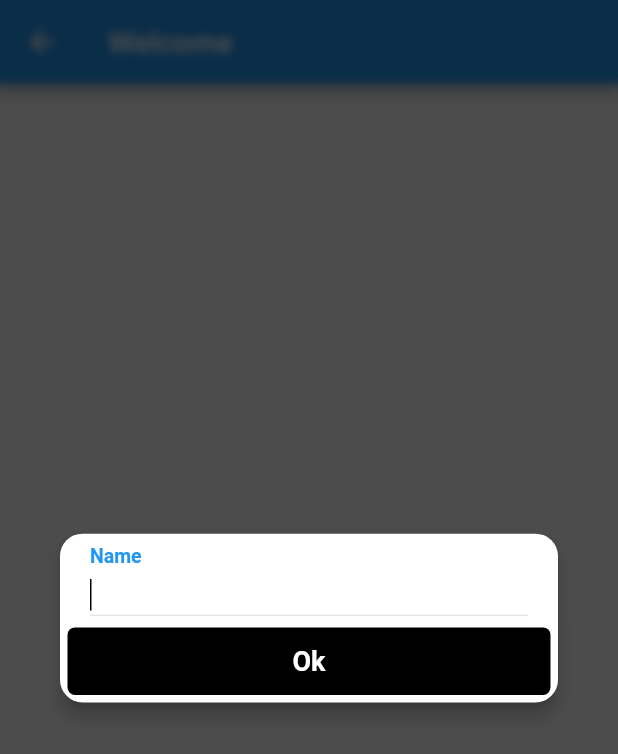
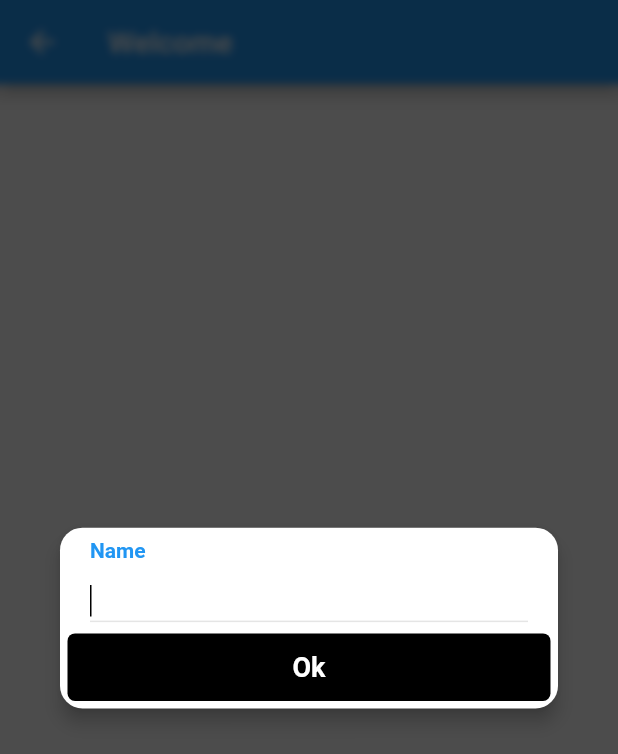
Before and after one commit to johnebere58/dialogpack, a Flutter app: the SampleWidgetInputTest screen opened directly, after a tap on "Click Me", on a phone screen of 412 x 824 dp. Shown: the top 754 px of the screen. Run offline on Flutter 3.47's test engine with Material 2 defaults, Android fonts, the phone set to English and light mode, and no system bars; our stand-ins replace get_it; missing offline and left inert: gif.

Commit message:
bug fixes

```diff
--- a/lib/src/dialogs/input_dialog.dart
+++ b/lib/src/dialogs/input_dialog.dart
@@ -149,7 +149,8 @@ class InputDialogState extends State<InputDialog> {
                         crossAxisAlignment: CrossAxisAlignment.start,
                         mainAxisSize: MainAxisSize.min,
                         children: <Widget>[
-                          InputTextField(textController: textController, inputDialogStyle: inputDialogStyle, inputItem: inputItem,
+                          InputTextField(textController: textController,
+                            inputDialogStyle: inputDialogStyle, inputItem: inputItem,
                           marginTop: itemSpacing/2,),
                           inputDialogStyle.inputDesign!=InputDesign.normal
                               ? Container()
--- a/lib/src/models/input_item.dart
+++ b/lib/src/models/input_item.dart
@@ -17,6 +17,8 @@ class InputItem {
   final int maxLine;
   final double? textBoxHeight;
   final double fontSize;
+  final double titleSize;
+  final double titleSpacing;
   final TextInputAction textInputAction;
   final TextCapitalization textCapitalization;
 
@@ -27,6 +29,8 @@ class InputItem {
     this.textInputAction= TextInputAction.next,
   this.textCapitalization = TextCapitalization.sentences,
     this.fontSize=18,
+    this.titleSize=14,
+    this.titleSpacing=15,
     this.textColor,this.message=""
            });
 
--- a/lib/src/utils/widgets/input_text_field.dart
+++ b/lib/src/utils/widgets/input_text_field.dart
@@ -74,6 +74,8 @@ class InputTextFieldState extends State<InputTextField> {
     int? maxLength = inputItem.maxLength;
     double? textBoxHeight = inputItem.textBoxHeight;
     double fontSize = inputItem.fontSize;
+    double titleSize = inputItem.titleSize;
+    double titleSpacing = inputItem.titleSpacing;
     // bool allowEmpty = inputItem.allowEmpty;
     TextInputAction textInputAction = inputItem.textInputAction;
     TextCapitalization textCapitalization = inputItem.textCapitalization;
@@ -107,8 +109,9 @@ class InputTextFieldState extends State<InputTextField> {
         crossAxisAlignment: CrossAxisAlignment.start,
         children: [
           if(textBoxHeight!=0)Container(
-              margin: const EdgeInsets.only(bottom: 8),
-              child: Text(title,style:  TextStyle(fontWeight: FontWeight.bold,fontSize: 13, color: focused?inputFocusedColor:blackColor),)),
+              margin:  EdgeInsets.only(bottom: titleSpacing),
+              child: Text(title,style:
+              TextStyle(fontWeight: FontWeight.bold,fontSize: titleSize, color: focused?inputFocusedColor:blackColor),)),
           Row(
             children: [
               Flexible(fit: FlexFit.tight,
@@ -163,7 +166,7 @@ class InputTextFieldState extends State<InputTextField> {
                     // labelText: title,
                     hintText: hint,
                     hintStyle: TextStyle(
-                      fontSize: 16, color: hintColor,
+                      fontSize: fontSize, color: hintColor,
                     ),
                     focusedBorder: const OutlineInputBorder(
                         borderSide: BorderSide.none),
```
